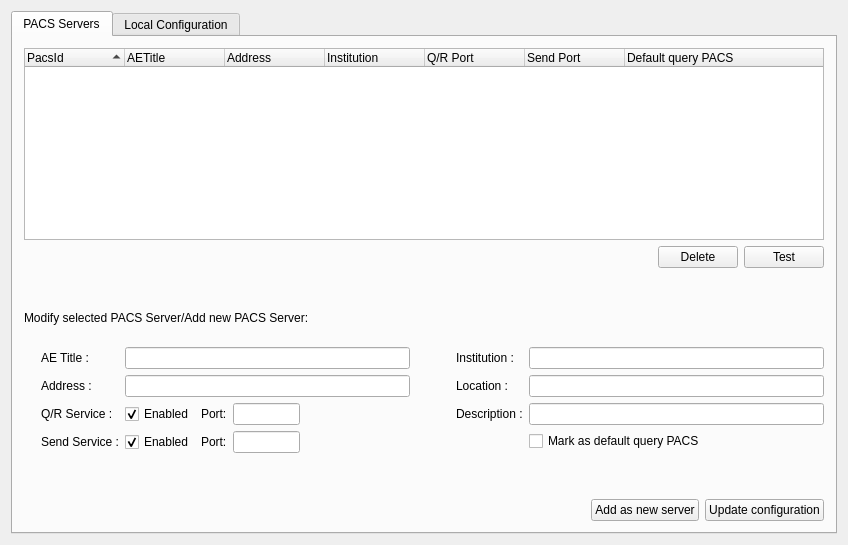
Qt form starviewer/src/inputoutput/qconfigurationscreenbase.ui (starviewer-medical/starviewer) before a commit.
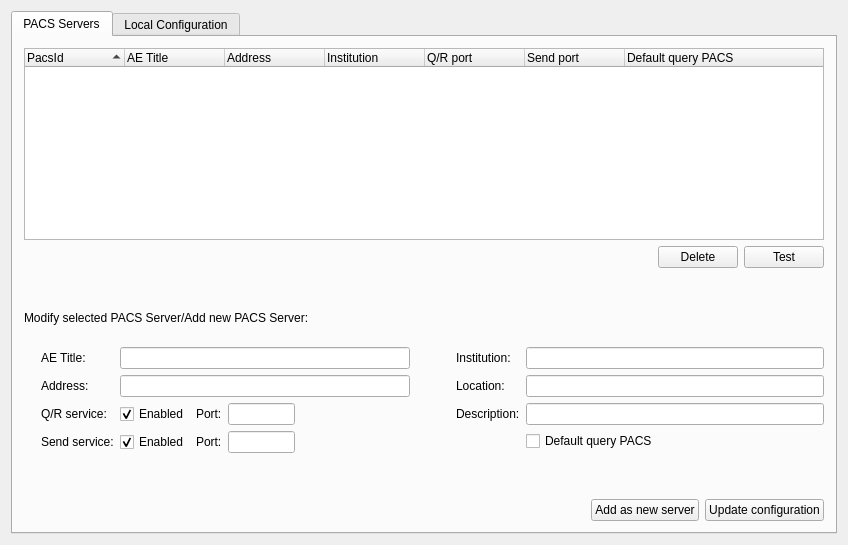
The same form after that commit. Icons and pictures are not drawn.

```diff
--- a/starviewer/src/inputoutput/qconfigurationscreenbase.ui
+++ b/starviewer/src/inputoutput/qconfigurationscreenbase.ui
@@ -91,7 +91,7 @@
          </column>
          <column>
           <property name="text">
-           <string>AETitle</string>
+           <string>AE Title</string>
           </property>
          </column>
          <column>
@@ -106,12 +106,12 @@
          </column>
          <column>
           <property name="text">
-           <string>Q/R Port</string>
+           <string>Q/R port</string>
           </property>
          </column>
          <column>
           <property name="text">
-           <string>Send Port</string>
+           <string>Send port</string>
           </property>
          </column>
          <column>
@@ -241,7 +241,7 @@
            <item row="0" column="0">
             <widget class="QLabel" name="textLabel1_2">
              <property name="text">
-              <string>AE Title :</string>
+              <string>AE Title:</string>
              </property>
             </widget>
            </item>
@@ -255,7 +255,7 @@
            <item row="1" column="0">
             <widget class="QLabel" name="textLabel3_5">
              <property name="text">
-              <string>Address :</string>
+              <string>Address:</string>
              </property>
             </widget>
            </item>
@@ -265,7 +265,7 @@
            <item row="2" column="0">
             <widget class="QLabel" name="textLabel4_2">
              <property name="text">
-              <string>Q/R Service :</string>
+              <string>Q/R service:</string>
              </property>
             </widget>
            </item>
@@ -336,7 +336,7 @@
            <item row="3" column="0">
             <widget class="QLabel" name="textLabel4_3">
              <property name="text">
-              <string>Send Service :</string>
+              <string>Send service:</string>
              </property>
             </widget>
            </item>
@@ -389,7 +389,7 @@
            <item row="0" column="0">
             <widget class="QLabel" name="textLabel6_7">
              <property name="text">
-              <string>Institution :</string>
+              <string>Institution:</string>
              </property>
             </widget>
            </item>
@@ -399,7 +399,7 @@
            <item row="1" column="0">
             <widget class="QLabel" name="textLabel7_6">
              <property name="text">
-              <string>Location :</string>
+              <string>Location:</string>
              </property>
             </widget>
            </item>
@@ -409,7 +409,7 @@
            <item row="2" column="0">
             <widget class="QLabel" name="textLabel8_6">
              <property name="text">
-              <string>Description :</string>
+              <string>Description:</string>
              </property>
             </widget>
            </item>
@@ -419,7 +419,7 @@
            <item row="3" column="1">
             <widget class="QCheckBox" name="m_checkDefault">
              <property name="text">
-              <string>Mark as default query PACS</string>
+              <string>Default query PACS</string>
              </property>
             </widget>
            </item>
```
Left out of the diff: 17 changed lines with no effect on the pictures.
